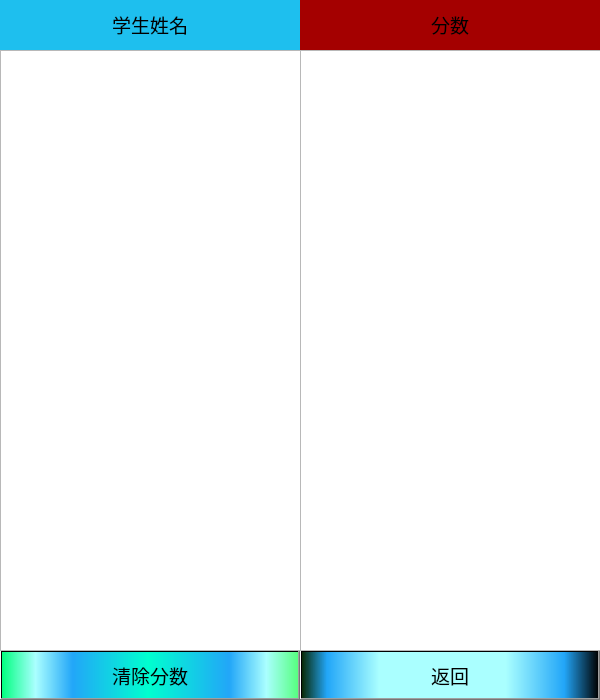
Old version of the form score.ui in the repository y31473199/qt_bms.
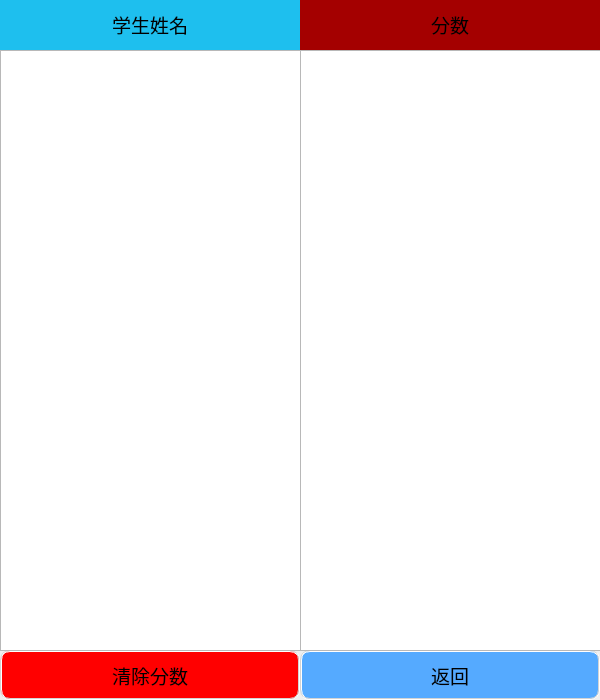
New version of the form.

Patch:
```diff
--- a/score.ui
+++ b/score.ui
@@ -54,7 +54,11 @@
     </font>
    </property>
    <property name="styleSheet">
-    <string notr="true">background:qlineargradient(spread:pad, x1:0, y1:0, x2:1, y2:0, stop:0 rgba(9, 41, 4, 255), stop:0.085 rgba(34, 166, 248, 255), stop:0.261364 rgba(170, 255, 255, 255), stop:0.267045 rgba(170, 255, 255, 255), stop:0.6875 rgba(170, 255, 255, 255), stop:0.885 rgba(34, 166, 248, 255), stop:1 rgba(0, 0, 0, 255));</string>
+    <string notr="true">QPushButton{border:2px groove lightgray;
+border-radius:10px;padding:2px 4px;
+background:
+rgb(85, 170, 255);}
+QPushButton:hover{border-color:green; background:transparent;}</string>
    </property>
    <property name="text">
     <string>返回</string>
@@ -82,7 +86,11 @@
     </font>
    </property>
    <property name="styleSheet">
-    <string notr="true">background-color:qlineargradient(spread:pad, x1:0, y1:0, x2:1, y2:0, stop:0 rgba(0, 255, 127, 255), stop:0.113636 rgba(170, 255, 255, 255), stop:0.238636 rgba(34, 166, 248, 255), stop:0.494318 rgba(0, 255, 207, 255), stop:0.767045 rgba(34, 166, 248, 255), stop:0.892045 rgba(170, 255, 255, 255), stop:1 rgba(85, 255, 127, 255))</string>
+    <string notr="true">QPushButton{border:2px groove lightgray;
+border-radius:10px;padding:2px 4px;
+background:
+rgb(255, 0, 0);}
+QPushButton:hover{border-color:green; background:transparent;}</string>
    </property>
    <property name="text">
     <string>清除分数</string>
```
